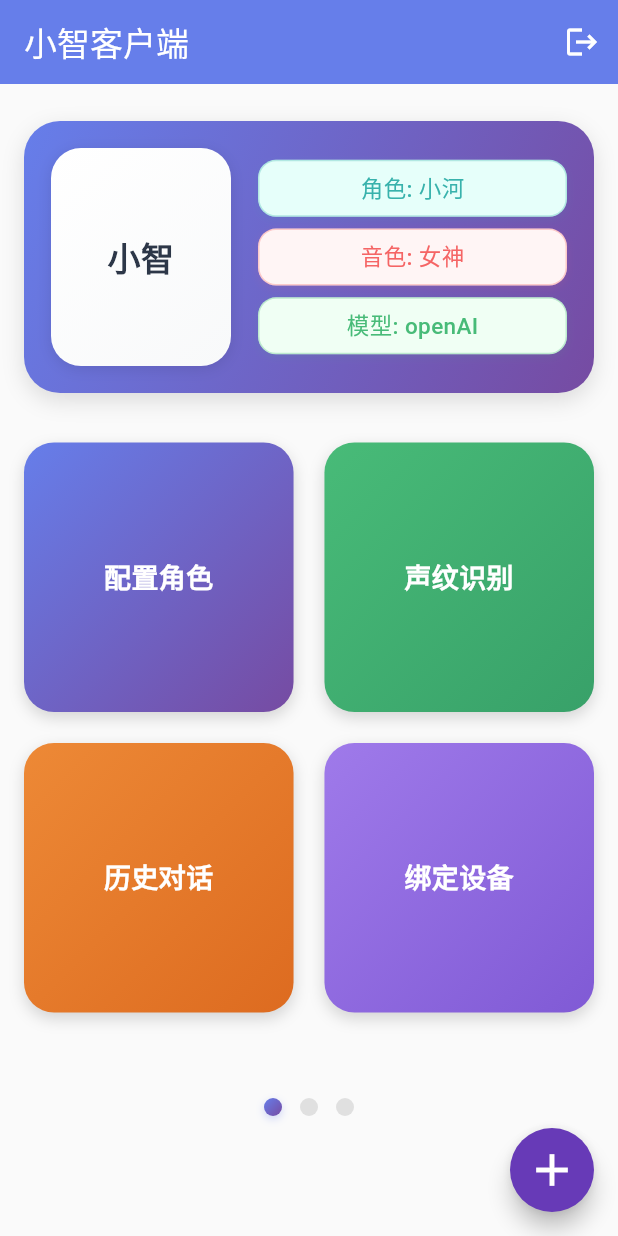
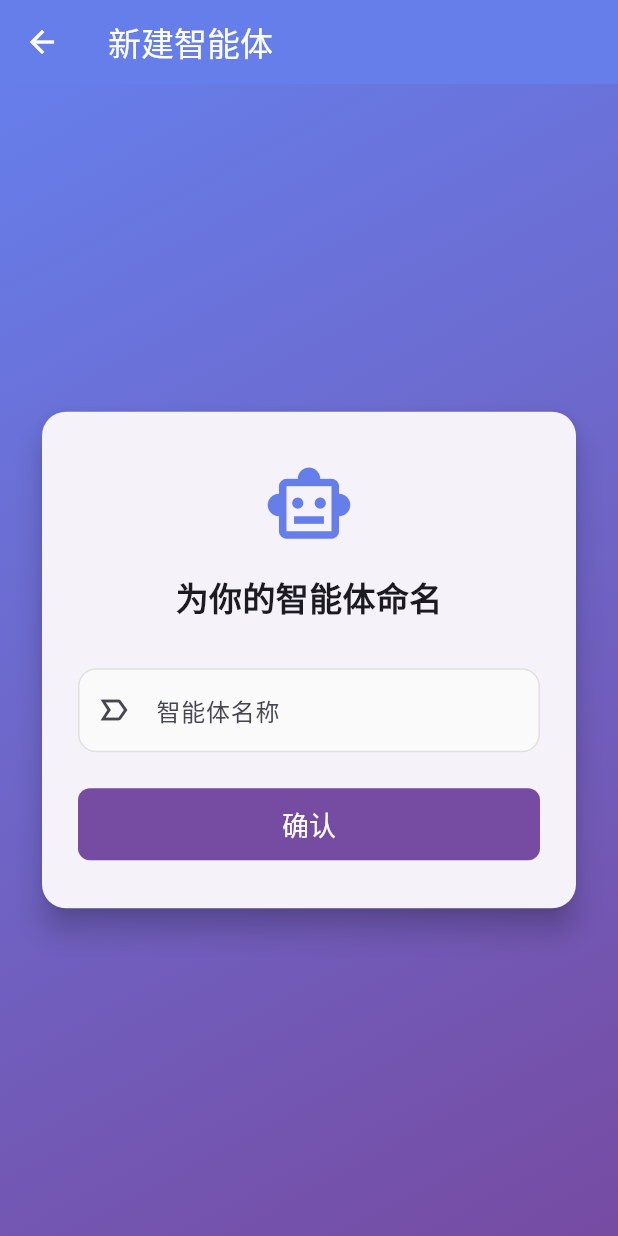
Before and after one commit to szfpai/fp_xiaozhi_client, a Flutter app: the screen it shows after launch, after a tap on the "add" icon, on a phone screen of 412 x 824 dp. Run offline on Flutter 3.47's test engine with Material 3 defaults, Android fonts, the phone set to English and light mode, and no system bars; our stand-ins replace flutter_secure_storage, fluttertoast, shared_preferences; network calls fail.

Commit message:
new agent

```diff
--- /dev/null
+++ b/lib/screens/add_agent_screen.dart
@@ -0,0 +1,149 @@
+import 'package:flutter/material.dart';
+import 'package:fluttertoast/fluttertoast.dart';
+import 'package:provider/provider.dart';
+import '../services/home_service.dart';
+import '../services/auth_service.dart';
+
+class AddAgentScreen extends StatefulWidget {
+  const AddAgentScreen({super.key});
+
+  @override
+  State<AddAgentScreen> createState() => _AddAgentScreenState();
+}
+
+class _AddAgentScreenState extends State<AddAgentScreen> {
+  final _formKey = GlobalKey<FormState>();
+  final _agentNameController = TextEditingController();
+  bool _isLoading = false;
+
+  @override
+  void dispose() {
+    _agentNameController.dispose();
+    super.dispose();
+  }
+
+  Future<void> _submit() async {
+    if (!_formKey.currentState!.validate()) return;
+
+    setState(() {
+      _isLoading = true;
+    });
+
+    final authService = context.read<AuthService>();
+    final homeService = HomeService(authService: authService);
+
+    final result = await homeService.addAgent(
+      agentName: _agentNameController.text.trim(),
+    );
+
+    if (mounted) {
+      setState(() {
+        _isLoading = false;
+      });
+
+      Fluttertoast.showToast(
+        msg: result['message'],
+        backgroundColor: result['success'] ? Colors.green : Colors.red,
+        textColor: Colors.white,
+      );
+
+      if (result['success']) {
+        Navigator.pop(context, true); // 返回true表示成功
+      }
+    }
+  }
+
+  @override
+  Widget build(BuildContext context) {
+    return Scaffold(
+      appBar: AppBar(
+        title: const Text('新建智能体'),
+        backgroundColor: const Color(0xFF667EEA),
+        foregroundColor: Colors.white,
+        elevation: 0,
+      ),
+      body: Container(
+        decoration: const BoxDecoration(
+          gradient: LinearGradient(
+            begin: Alignment.topLeft,
+            end: Alignment.bottomRight,
+            colors: [Color(0xFF667EEA), Color(0xFF764BA2)],
+          ),
+        ),
+        child: Center(
+          child: SingleChildScrollView(
+            padding: const EdgeInsets.all(24.0),
+            child: Card(
+              elevation: 8,
+              shape: RoundedRectangleBorder(
+                borderRadius: BorderRadius.circular(16),
+              ),
+              child: Padding(
+                padding: const EdgeInsets.symmetric(horizontal: 24.0, vertical: 32.0),
+                child: Form(
+                  key: _formKey,
+                  child: Column(
+                    mainAxisSize: MainAxisSize.min,
+                    children: [
+                      const Icon(
+                        Icons.smart_toy_outlined,
+                        size: 60,
+                        color: Color(0xFF667EEA),
+                      ),
+                      const SizedBox(height: 16),
+                      const Text(
+                        '为你的智能体命名',
+                        style: TextStyle(
+                          fontSize: 22,
+                          fontWeight: FontWeight.bold,
+                        ),
+                      ),
+                      const SizedBox(height: 32),
+                      TextFormField(
+                        controller: _agentNameController,
+                        decoration: const InputDecoration(
+                          labelText: '智能体名称',
+                          border: OutlineInputBorder(),
+                          prefixIcon: Icon(Icons.label_important_outline),
+                        ),
+                        validator: (value) {
+                          if (value == null || value.trim().isEmpty) {
+                            return '请输入智能体名称';
+                          }
+                          return null;
+                        },
+                      ),
+                      const SizedBox(height: 24),
+                      SizedBox(
+                        width: double.infinity,
+                        height: 48,
+                        child: ElevatedButton(
+                          onPressed: _isLoading ? null : _submit,
+                          style: ElevatedButton.styleFrom(
+                            backgroundColor: const Color(0xFF764BA2),
+                            shape: RoundedRectangleBorder(
+                              borderRadius: BorderRadius.circular(8),
+                            ),
+                          ),
+                          child: _isLoading
+                              ? const CircularProgressIndicator(color: Colors.white)
+                              : const Text(
+                                  '确认',
+                                  style: TextStyle(
+                                    fontSize: 18,
+                                    color: Colors.white,
+                                  ),
+                                ),
+                        ),
+                      ),
+                    ],
+                  ),
+                ),
+              ),
+            ),
+          ),
+        ),
+      ),
+    );
+  }
+}
--- a/lib/screens/home_screen.dart
+++ b/lib/screens/home_screen.dart
@@ -8,6 +8,7 @@ import 'character_config_screen.dart';
 import 'voiceprint_screen.dart';
 import 'history_screen.dart';
 import 'device_binding_screen.dart';
+import 'add_agent_screen.dart';
 
 // 功能项数据结构
 class HomeFeature {
@@ -137,8 +138,13 @@ class _HomeScreenState extends State<HomeScreen> {
 
   @override
   Widget build(BuildContext context) {
+    // 根据是否有Agent数据，动态决定悬浮按钮的位置
+    final fabLocation = _agents.isEmpty
+        ? FloatingActionButtonLocation.centerFloat
+        : FloatingActionButtonLocation.endFloat;
+
     return Scaffold(
-      backgroundColor: const Color(0xFF1976D2),
+      backgroundColor: const Color(0xFF667EEA),
       appBar: AppBar(
         title: const Text('小智客户端'),
         backgroundColor: const Color(0xFF667EEA),
@@ -150,31 +156,38 @@ class _HomeScreenState extends State<HomeScreen> {
           ),
         ],
       ),
-      body: SafeArea(
-        child: Container(
-          color: Colors.grey[50],
+      body: Container(
+        decoration: const BoxDecoration(
+          gradient: LinearGradient(
+            begin: Alignment.topLeft,
+            end: Alignment.bottomRight,
+            colors: [Color(0xFF667EEA), Color(0xFF764BA2)],
+          ),
+        ),
+        child: SafeArea(
           child: _isLoading
-              ? const Center(child: CircularProgressIndicator())
+              ? const Center(child: CircularProgressIndicator(color: Colors.white))
               : _error != null
                   ? Center(
                       child: Column(
                         mainAxisAlignment: MainAxisAlignment.center,
                         children: [
-                          Text('加载失败: $_error'),
+                          Text('加载失败: $_error', style: const TextStyle(color: Colors.white)),
                           const SizedBox(height: 16),
                           ElevatedButton(
                             onPressed: _loadAgents,
                             child: const Text('重试'),
+                            style: ElevatedButton.styleFrom(
+                              backgroundColor: Colors.white,
+                              foregroundColor: const Color(0xFF667EEA),
+                            ),
                           ),
                         ],
                       ),
                     )
                   : _agents.isEmpty
-                      ? const Center(child: Text('暂无数据'))
-                      : Column(
-                          children: [
-                            Expanded(
-                              child: PageView.builder(
+                      ? const Center(child: Text('暂无数据', style: TextStyle(color: Colors.white)))
+                      : PageView.builder(
                           controller: _pageController,
                           itemCount: _agents.length,
                           onPageChanged: (index) {
@@ -187,13 +200,15 @@ class _HomeScreenState extends State<HomeScreen> {
                             final screenHeight = MediaQuery.of(context).size.height;
                             return SingleChildScrollView(
                               child: Padding(
-                                      padding: const EdgeInsets.symmetric(horizontal: 16.0),
+                                padding: const EdgeInsets.all(16.0),
                                 child: Column(
                                   children: [
+                                    SizedBox(height: screenHeight * 0.02),
+                                    _buildAgentInfoCard(agent, screenHeight),
                                     SizedBox(height: screenHeight * 0.03),
-                                          _buildAgentInfoCard(agent, screenHeight),
-                                          SizedBox(height: screenHeight * 0.04),
                                     _buildConfigGrid(agent: agent),
+                                    SizedBox(height: screenHeight * 0.03),
+                                    _buildPageIndicator(),
                                   ],
                                 ),
                               ),
@@ -201,22 +216,25 @@ class _HomeScreenState extends State<HomeScreen> {
                           },
                         ),
         ),
-                            const SizedBox(height: 16),
-                            _buildPageIndicator(),
-                            const SizedBox(height: 80), // 为悬浮按钮留出空间
-                          ],
-                        ),
-        ),
       ),
       floatingActionButton: FloatingActionButton(
-        onPressed: () {
-          // TODO: 添加新配置的逻辑
+        onPressed: () async {
+          // 跳转到新建页面，并等待返回结果
+          final result = await Navigator.push(
+            context,
+            MaterialPageRoute(builder: (context) => const AddAgentScreen()),
+          );
+
+          // 如果返回结果为true（表示创建成功），则刷新列表
+          if (result == true) {
+            _loadAgents();
+          }
         },
-        backgroundColor: const Color(0xFF673AB7),
+        backgroundColor: const Color(0xFF764BA2),
         shape: const CircleBorder(),
         child: const Icon(Icons.add, color: Colors.white, size: 36),
       ),
-      floatingActionButtonLocation: FloatingActionButtonLocation.endFloat,
+      floatingActionButtonLocation: fabLocation,
     );
   }
 
@@ -226,20 +244,14 @@ class _HomeScreenState extends State<HomeScreen> {
       height: screenHeight * 0.22, // 响应式高度
       padding: const EdgeInsets.all(18),
       decoration: BoxDecoration(
-        gradient: const LinearGradient(
-          begin: Alignment.topLeft,
-          end: Alignment.bottomRight,
-          colors: [
-            Color(0xFF667EEA),
-            Color(0xFF764BA2),
-          ],
-        ),
+        color: Colors.white.withOpacity(0.2),
         borderRadius: BorderRadius.circular(24),
+        border: Border.all(color: Colors.white.withOpacity(0.3)),
         boxShadow: [
           BoxShadow(
-            color: Colors.black.withOpacity(0.12),
-            blurRadius: 12,
-            offset: const Offset(0, 5),
+            color: Colors.black.withOpacity(0.1),
+            blurRadius: 10,
+            offset: const Offset(0, 4),
           ),
         ],
       ),
@@ -251,22 +263,8 @@ class _HomeScreenState extends State<HomeScreen> {
             width: 120,
             height: double.infinity, // 占满父容器高度
             decoration: BoxDecoration(
-              gradient: const LinearGradient(
-                begin: Alignment.topLeft,
-                end: Alignment.bottomRight,
-                colors: [
-                  Colors.white,
-                  Color(0xFFF8F9FA),
-                ],
-              ),
+              color: Colors.white.withOpacity(0.8),
               borderRadius: BorderRadius.circular(20),
-              boxShadow: [
-                BoxShadow(
-                  color: Colors.black.withOpacity(0.1),
-                  blurRadius: 8,
-                  offset: const Offset(0, 2),
-                ),
-              ],
             ),
             child: Center(
               child: Padding(
@@ -292,9 +290,9 @@ class _HomeScreenState extends State<HomeScreen> {
               crossAxisAlignment: CrossAxisAlignment.stretch,
               mainAxisAlignment: MainAxisAlignment.spaceEvenly, // 均匀分布
               children: [
-                _buildInfoRow('角色: ${agent.character}', const Color(0xFFE6FFFA), const Color(0xFF38B2AC)),
-                _buildInfoRow('音色: ${agent.ttsVoice}', const Color(0xFFFFF5F5), const Color(0xFFF56565)),
-                _buildInfoRow('模型: ${agent.llmModel}', const Color(0xFFF0FFF4), const Color(0xFF48BB78)),
+                _buildInfoRow('角色: ${agent.character}', Colors.white.withOpacity(0.25), Colors.white),
+                _buildInfoRow('音色: ${agent.ttsVoice}', Colors.white.withOpacity(0.25), Colors.white),
+                _buildInfoRow('模型: ${agent.llmModel}', Colors.white.withOpacity(0.25), Colors.white),
               ],
             ),
           ),
@@ -311,14 +309,6 @@ class _HomeScreenState extends State<HomeScreen> {
       decoration: BoxDecoration(
         color: backgroundColor,
         borderRadius: BorderRadius.circular(12),
-        border: Border.all(color: textColor.withOpacity(0.3), width: 1),
-        boxShadow: [
-          BoxShadow(
-            color: textColor.withOpacity(0.1),
-            blurRadius: 4,
-            offset: const Offset(0, 2),
-          ),
-        ],
       ),
       child: Center(
         child: Text(
@@ -337,84 +327,30 @@ class _HomeScreenState extends State<HomeScreen> {
 
   // 配置按钮区
   Widget _buildConfigGrid({required Agent agent}) {
-    // 为每个按钮定义文案和颜色
     final List<Map<String, dynamic>> configs = [
-      {
-        'text': '配置角色',
-        'gradient': const LinearGradient(
-          begin: Alignment.topLeft,
-          end: Alignment.bottomRight,
-          colors: [Color(0xFF667EEA), Color(0xFF764BA2)],
-        ),
-        'onTap': () {
-          Navigator.push(
-            context,
-            MaterialPageRoute(builder: (context) => CharacterConfigScreen(agentId: agent.id)),
-          );
-        },
-      },
-      {
-        'text': '声纹识别',
-        'gradient': const LinearGradient(
-          begin: Alignment.topLeft,
-          end: Alignment.bottomRight,
-          colors: [Color(0xFF48BB78), Color(0xFF38A169)],
-        ),
-        'onTap': () {
-          Navigator.push(
-            context,
-            MaterialPageRoute(builder: (context) => VoiceprintScreen(agentId: agent.id)),
-          );
-        },
-      },
-      {
-        'text': '历史对话',
-        'gradient': const LinearGradient(
-          begin: Alignment.topLeft,
-          end: Alignment.bottomRight,
-          colors: [Color(0xFFED8936), Color(0xFFDD6B20)],
-        ),
-        'onTap': () {
-          Navigator.push(
-            context,
-            MaterialPageRoute(builder: (context) => HistoryScreen(agentId: agent.id)),
-          );
-        },
-      },
-      {
-        'text': '绑定设备',
-        'gradient': const LinearGradient(
-          begin: Alignment.topLeft,
-          end: Alignment.bottomRight,
-          colors: [Color(0xFF9F7AEA), Color(0xFF805AD5)],
-        ),
-        'onTap': () {
-          Navigator.push(
-            context,
-            MaterialPageRoute(builder: (context) => DeviceBindingScreen(agentId: agent.id)),
-          );
-        },
-      },
+      {'text': '配置角色', 'onTap': () => Navigator.push(context, MaterialPageRoute(builder: (context) => CharacterConfigScreen(agentId: agent.id)))},
+      {'text': '声纹识别', 'onTap': () => Navigator.push(context, MaterialPageRoute(builder: (context) => VoiceprintScreen(agentId: agent.id)))},
+      {'text': '历史对话', 'onTap': () => Navigator.push(context, MaterialPageRoute(builder: (context) => HistoryScreen(agentId: agent.id)))},
+      {'text': '绑定设备', 'onTap': () => Navigator.push(context, MaterialPageRoute(builder: (context) => DeviceBindingScreen(agentId: agent.id)))},
     ];
     final double screenWidth = MediaQuery.of(context).size.width;
-    // 根据屏幕宽度动态调整卡片间距
     final double spacing = screenWidth * 0.05;
 
     return Column(
       children: [
         Row(
           children: [
-            Expanded(child: _buildConfigCard(configs[0]['text'], configs[0]['gradient'], configs[0]['onTap'])),
+            Expanded(child: _buildConfigCard(configs[0]['text'], configs[0]['onTap'])),
             SizedBox(width: spacing),
-            Expanded(child: _buildConfigCard(configs[1]['text'], configs[1]['gradient'], configs[1]['onTap'])),
+            Expanded(child: _buildConfigCard(configs[1]['text'], configs[1]['onTap'])),
           ],
         ),
         SizedBox(height: spacing),
         Row(
           children: [
-            Expanded(child: _buildConfigCard(configs[2]['text'], configs[2]['gradient'], configs[2]['onTap'])),
+            Expanded(child: _buildConfigCard(configs[2]['text'], configs[2]['onTap'])),
             SizedBox(width: spacing),
-            Expanded(child: _buildConfigCard(configs[3]['text'], configs[3]['gradient'], configs[3]['onTap'])),
+            Expanded(child: _buildConfigCard(configs[3]['text'], configs[3]['onTap'])),
           ],
         ),
       ],
@@ -422,26 +358,20 @@ class _HomeScreenState extends State<HomeScreen> {
   }
 
   // 单个配置卡片
-  Widget _buildConfigCard(String text, Gradient gradient, VoidCallback onTap) {
+  Widget _buildConfigCard(String text, VoidCallback onTap) {
     return AspectRatio(
       aspectRatio: 1, // 保证卡片是正方形
-      child: Container(
-        decoration: BoxDecoration(
-          gradient: gradient,
+      child: Material(
+        color: Colors.white.withOpacity(0.2),
         borderRadius: BorderRadius.circular(20),
-          boxShadow: [
-            BoxShadow(
-              color: Colors.black.withOpacity(0.15),
-              blurRadius: 8,
-              offset: const Offset(0, 4),
-            ),
-          ],
-        ),
-        child: Material(
-          color: Colors.transparent,
         child: InkWell(
           borderRadius: BorderRadius.circular(20),
           onTap: onTap,
+          child: Container(
+            decoration: BoxDecoration(
+              borderRadius: BorderRadius.circular(20),
+              border: Border.all(color: Colors.white.withOpacity(0.3)),
+            ),
             child: Center(
               child: Text(
                 text,
@@ -466,27 +396,11 @@ class _HomeScreenState extends State<HomeScreen> {
       children: List.generate(_agents.length, (index) {
         return Container(
           margin: const EdgeInsets.symmetric(horizontal: 6),
-          width: 12,
-          height: 12,
+          width: 10,
+          height: 10,
           decoration: BoxDecoration(
             shape: BoxShape.circle,
-            gradient: _currentPage == index
-                ? const LinearGradient(
-                    begin: Alignment.topLeft,
-                    end: Alignment.bottomRight,
-                    colors: [Color(0xFF667EEA), Color(0xFF764BA2)],
-                  )
-                : null,
-            color: _currentPage == index ? null : Colors.grey[300],
-            boxShadow: _currentPage == index
-                ? [
-                    BoxShadow(
-                      color: const Color(0xFF667EEA).withOpacity(0.3),
-                      blurRadius: 4,
-                      offset: const Offset(0, 2),
-                    ),
-                  ]
-                : null,
+            color: _currentPage == index ? Colors.white : Colors.white.withOpacity(0.4),
           ),
         );
       }),
--- a/lib/services/home_service.dart
+++ b/lib/services/home_service.dart
@@ -47,4 +47,39 @@ class HomeService extends ChangeNotifier {
       return HomeMock.getAgents();
     }
   }
+
+  Future<Map<String, dynamic>> addAgent({
+    required String agentName,
+  }) async {
+    final url = Uri.parse('${AppConfig.baseUrl}/api/agents');
+    final token = authService.token;
+
+    if (token == null || token.isEmpty) {
+      return {'success': false, 'message': '用户未登录'};
+    }
+
+    try {
+      final response = await http.post(
+        url,
+        headers: {
+          'Content-Type': 'application/json',
+          'Authorization': 'Bearer $token',
+        },
+        body: json.encode({'agent_name': agentName}),
+      );
+
+      if (response.statusCode == 201 || response.statusCode == 200) {
+        final responseData = json.decode(response.body);
+        if (responseData['success'] == true) {
+          return {'success': true, 'message': '创建成功'};
+        } else {
+          return {'success': false, 'message': responseData['message'] ?? '创建失败'};
+        }
+      } else {
+        return {'success': false, 'message': '服务器错误: ${response.statusCode}'};
+      }
+    } catch (e) {
+      return {'success': false, 'message': '网络请求失败: $e'};
+    }
+  }
 }
```
Lines whose indentation alone changed are shown as unchanged.
